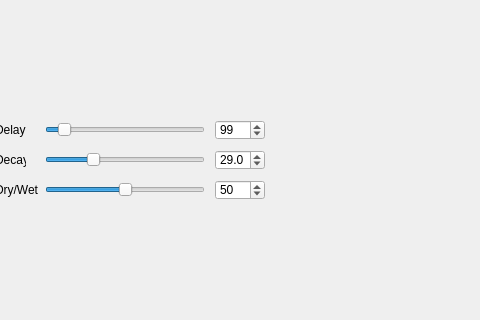
odarf/ReverbM, file src/mainwindow.ui: the form before one commit; both pictures show x 315 to 795 and y 100 to 420 of the 1029 by 650 pixel window.
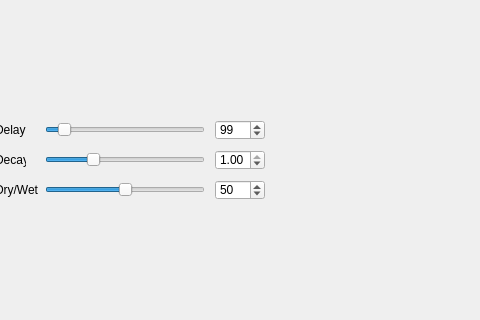
The form after the commit. Custom widgets are drawn as their Qt base class.

Commit message: connected signals/slots

Patch:
```diff
--- a/src/mainwindow.ui
+++ b/src/mainwindow.ui
@@ -227,16 +227,19 @@
      </rect>
     </property>
     <property name="decimals">
-     <number>1</number>
+     <number>2</number>
     </property>
     <property name="minimum">
-     <double>1.000000000000000</double>
+     <double>0.010000000000000</double>
     </property>
     <property name="maximum">
-     <double>100.000000000000000</double>
+     <double>1.000000000000000</double>
+    </property>
+    <property name="singleStep">
+     <double>0.020000000000000</double>
     </property>
     <property name="value">
-     <double>29.000000000000000</double>
+     <double>1.000000000000000</double>
     </property>
    </widget>
    <widget class="QLabel" name="label">
```
The commit also changes 2 other files.
